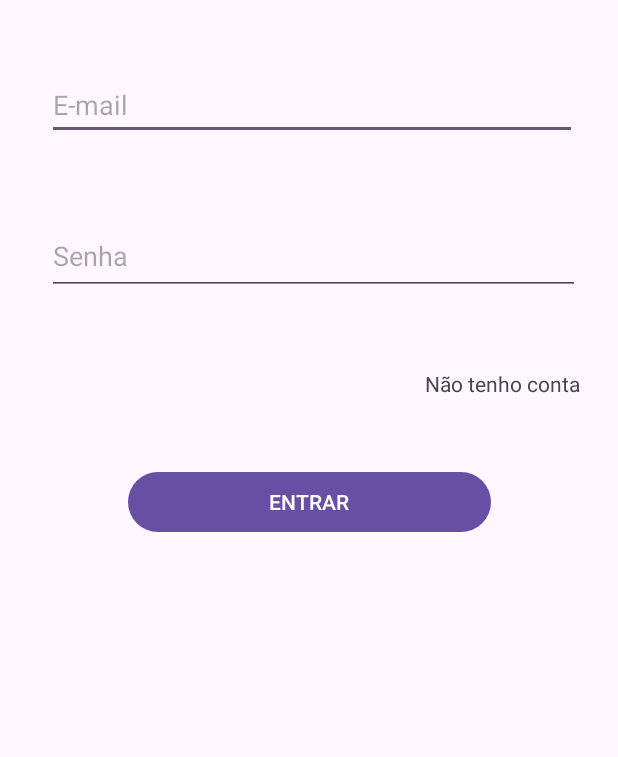
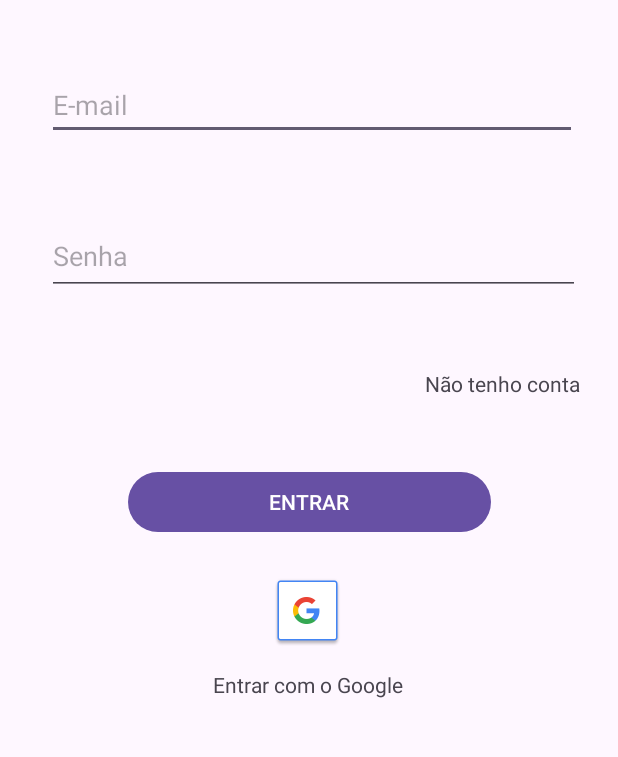
Before and after one commit to fabio-aug/book-wise-mobile, an Android app: the screen it shows after launch (MainActivity), on a phone screen of 412 x 824 dp, the part 243-1000 px from its top. Run offline under Robolectric (Android 15) with nearby library versions, the light colour scheme and no system bars.

Commit message:
Added google login + api connection

```diff
--- a/app/build.gradle
+++ b/app/build.gradle
@@ -29,7 +29,12 @@ android {
 }
 
 dependencies {
+    def retrofitVersion = '2.9.0'
+    // para acessar a API da Pokeapi
+    implementation "com.squareup.retrofit2:retrofit:$retrofitVersion"
+    implementation "com.squareup.retrofit2:converter-gson:$retrofitVersion"
 
+    implementation 'com.google.android.gms:play-services-auth:20.6.0'
     implementation 'androidx.appcompat:appcompat:1.4.1'
     implementation 'com.google.android.material:material:1.5.0'
     implementation 'androidx.constraintlayout:constraintlayout:2.1.3'
--- a/app/src/main/AndroidManifest.xml
+++ b/app/src/main/AndroidManifest.xml
@@ -2,6 +2,7 @@
 <manifest xmlns:android="http://schemas.android.com/apk/res/android"
     xmlns:tools="http://schemas.android.com/tools">
 
+    <uses-permission android:name="android.permission.INTERNET"/>
     <application
         android:allowBackup="true"
         android:dataExtractionRules="@xml/data_extraction_rules"
--- a/app/src/main/java/br/edu/ifmg/bookwise/MainActivity.java
+++ b/app/src/main/java/br/edu/ifmg/bookwise/MainActivity.java
@@ -1,14 +1,98 @@
 package br.edu.ifmg.bookwise;
 
+import androidx.activity.result.ActivityResult;
+import androidx.activity.result.ActivityResultCallback;
+import androidx.activity.result.ActivityResultLauncher;
+import androidx.activity.result.IntentSenderRequest;
+import androidx.activity.result.contract.ActivityResultContracts;
+import androidx.annotation.NonNull;
 import androidx.appcompat.app.AppCompatActivity;
 
+import android.app.Activity;
+import android.content.IntentSender;
 import android.os.Bundle;
+import android.util.Log;
+import android.view.View;
+import android.widget.ImageView;
+import android.widget.Toast;
+
+import com.google.android.gms.auth.api.identity.BeginSignInRequest;
+import com.google.android.gms.auth.api.identity.BeginSignInResult;
+import com.google.android.gms.auth.api.identity.Identity;
+import com.google.android.gms.auth.api.identity.SignInClient;
+import com.google.android.gms.auth.api.identity.SignInCredential;
+import com.google.android.gms.common.api.ApiException;
+import com.google.android.gms.tasks.OnFailureListener;
+import com.google.android.gms.tasks.OnSuccessListener;
 
 public class MainActivity extends AppCompatActivity {
+
+    SignInClient oneTapClient;
+    BeginSignInRequest signUpRequest;
+    ImageView imgGoogle;
+    private static final int REQ_ONE_TAP = 2;  // Can be any integer unique to the Activity.
+    private boolean showOneTapUI = true;
 
     @Override
     protected void onCreate(Bundle savedInstanceState) {
         super.onCreate(savedInstanceState);
         setContentView(R.layout.login);
+
+        imgGoogle = findViewById(R.id.googleSignIn);
+
+        oneTapClient = Identity.getSignInClient(this);
+        signUpRequest = BeginSignInRequest.builder()
+                .setGoogleIdTokenRequestOptions(BeginSignInRequest.GoogleIdTokenRequestOptions.builder()
+                        .setSupported(true)
+                        // Your server's client ID, not your Android client ID.
+                        .setServerClientId(getString(R.string.web_client_id))
+                        // Show all accounts on the device.
+                        .setFilterByAuthorizedAccounts(false)
+                        .build())
+                .build();
+
+        ActivityResultLauncher<IntentSenderRequest> activityResultLauncher =
+                registerForActivityResult(new ActivityResultContracts.StartIntentSenderForResult(), new ActivityResultCallback<ActivityResult>() {
+            @Override
+            public void onActivityResult(ActivityResult result) {
+                if(result.getResultCode() == Activity.RESULT_OK){
+                    try {
+                        SignInCredential credential = oneTapClient.getSignInCredentialFromIntent(result.getData());
+                        String idToken = credential.getGoogleIdToken();
+                        if (idToken !=  null) {
+                            // Got an ID token from Google. Use it to authenticate
+                            // with your backend.
+                            Log.d("TAG", "Got ID token.");
+                            String email = credential.getId();
+                            Toast.makeText(getApplicationContext(), "Email: "+email, Toast.LENGTH_SHORT).show();
+                        }
+                    } catch (ApiException e) {
+                        e.printStackTrace();
+                    }
+                }
+            }
+        });
+        imgGoogle.setOnClickListener(new View.OnClickListener() {
+            @Override
+            public void onClick(View view) {
+                oneTapClient.beginSignIn(signUpRequest)
+                        .addOnSuccessListener(MainActivity.this, new OnSuccessListener<BeginSignInResult>() {
+                            @Override
+                            public void onSuccess(BeginSignInResult result) {
+                                IntentSenderRequest intentSenderRequest =
+                                        new IntentSenderRequest.Builder(result.getPendingIntent().getIntentSender()).build();
+                                activityResultLauncher.launch(intentSenderRequest);
+                            }
+                        })
+                        .addOnFailureListener(MainActivity.this, new OnFailureListener() {
+                            @Override
+                            public void onFailure(@NonNull Exception e) {
+                                // No saved credentials found. Launch the One Tap sign-up flow, or
+                                // do nothing and continue presenting the signed-out UI.
+                                Log.d("TAG", e.getLocalizedMessage());
+                            }
+                        });
+            }
+        });
     }
 }
--- a/app/src/main/res/layout/login.xml
+++ b/app/src/main/res/layout/login.xml
@@ -61,4 +61,28 @@
         app:layout_constraintStart_toStartOf="parent"
         app:layout_constraintTop_toTopOf="parent"
         app:srcCompat="@drawable/ic_launcher_foreground" />
+
+    <ImageView
+        android:id="@+id/googleSignIn"
+        android:layout_width="wrap_content"
+        android:layout_height="wrap_content"
+        android:layout_marginTop="24dp"
+        app:layout_constraintEnd_toEndOf="@+id/btnRegister"
+        app:layout_constraintHorizontal_bias="0.494"
+        app:layout_constraintStart_toStartOf="@+id/btnRegister"
+        app:layout_constraintTop_toBottomOf="@+id/btnRegister"
+        app:srcCompat="@drawable/common_google_signin_btn_icon_dark_normal" />
+
+    <TextView
+        android:id="@+id/textView3"
+        android:layout_width="wrap_content"
+        android:layout_height="wrap_content"
+        android:layout_marginTop="64dp"
+        android:layout_marginBottom="84dp"
+        android:text="Entrar com o Google"
+        app:layout_constraintBottom_toBottomOf="parent"
+        app:layout_constraintEnd_toEndOf="@+id/googleSignIn"
+        app:layout_constraintStart_toStartOf="@+id/googleSignIn"
+        app:layout_constraintTop_toTopOf="@+id/googleSignIn"
+        app:layout_constraintVertical_bias="0.0" />
 </androidx.constraintlayout.widget.ConstraintLayout>
--- a/app/src/main/res/values/strings.xml
+++ b/app/src/main/res/values/strings.xml
@@ -1,3 +1,4 @@
 <resources>
     <string name="app_name">Book Wise</string>
+    <string name="web_client_id">663087172538-m8770lfl2kkmf81tdln7h32een25o8fq.apps.googleusercontent.com</string>
 </resources>
```
Also changed, not shown: app/src/main/java/br/edu/ifmg/bookwise/BookwiseApplication.java (added, +42 -0 lines), app/src/main/java/br/edu/ifmg/bookwise/apimodel/BookwiseApi.java (added, +11 -0 lines), app/src/main/java/br/edu/ifmg/bookwise/apimodel/BookwiseRepo.java (added, +20 -0 lines), app/src/main/java/br/edu/ifmg/bookwise/classes/User.java (added, +38 -0 lines).
